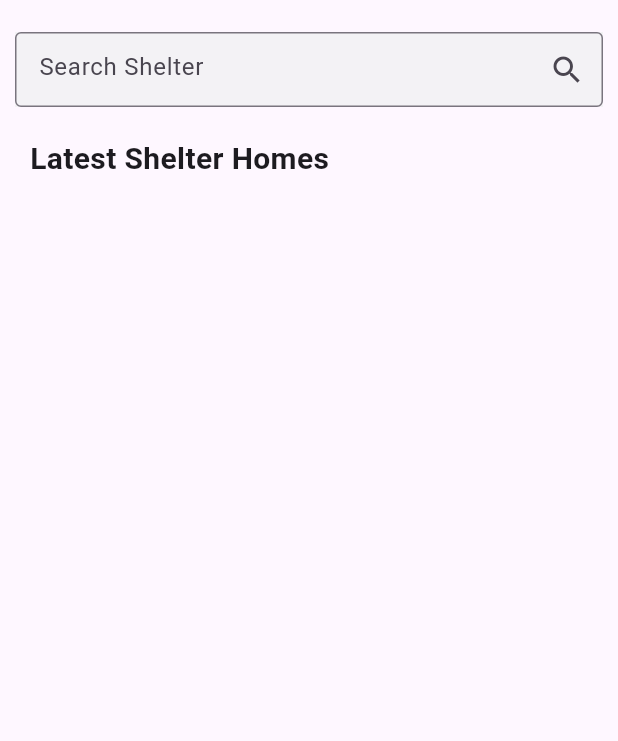
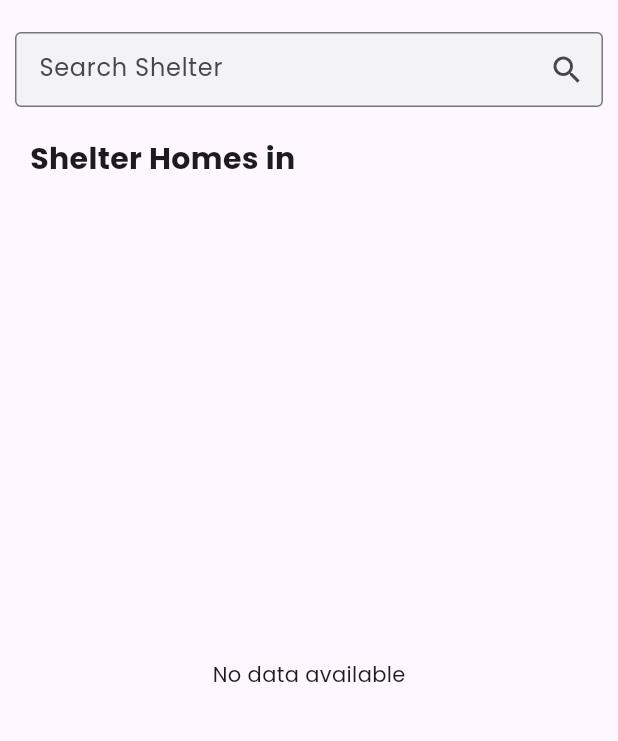
Before and after one commit to pawanbhayde/homeconnect, a Flutter app: the SearchHomeShelter screen opened directly, on a phone screen of 412 x 824 dp, the part 67-808 px from its top. Run offline on Flutter 3.47's test engine with Material 3 defaults, Android fonts, the phone set to English and light mode, and no system bars; our stand-ins replace carousel_slider, glass, google_fonts, google_sign_in, iconsax, image_cropper and 2 more; accounts and stored records are empty.

Commit message:
Done with search page Donation page and added fonts

```diff
--- a/lib/main.dart
+++ b/lib/main.dart
@@ -3,6 +3,7 @@ import 'package:helpus/apikey.env';
 import 'package:helpus/pages/navigator.dart';
 import 'package:supabase_flutter/supabase_flutter.dart';
 import 'package:helpus/pages/splash_screen.dart';
+import 'package:google_fonts/google_fonts.dart';
 
 Future<void> main() async {
   WidgetsFlutterBinding.ensureInitialized();
@@ -64,6 +65,7 @@ class _MyAppState extends State<MyApp> {
         debugShowCheckedModeBanner: false,
         title: 'Help Us',
         theme: ThemeData(
+          fontFamily: GoogleFonts.poppins().fontFamily,
           useMaterial3: true,
           primarySwatch: Colors.blue,
         ),
--- a/lib/pages/navigator.dart
+++ b/lib/pages/navigator.dart
@@ -13,7 +13,7 @@ class MainNavigation extends StatefulWidget {
 
 class _MainNavigationState extends State<MainNavigation> {
   int selectedPage = 0;
-  final pages = [
+  final List<Widget> pages = [
     const HomePage(),
     const SearchHomeShelter(),
     const ProfileScreen(),
--- a/lib/pages/searchshelter.dart
+++ b/lib/pages/searchshelter.dart
@@ -1,7 +1,31 @@
 import 'package:flutter/material.dart';
+import 'package:helpus/auth/authentication.dart';
+import 'package:helpus/auth/database.dart';
+import 'package:helpus/model/user.dart';
+import 'package:helpus/pages/home_shelter_detail.dart';
+import 'package:helpus/widgets/custom_shalter_card.dart';
 
-class SearchHomeShelter extends StatelessWidget {
+class SearchHomeShelter extends StatefulWidget {
   const SearchHomeShelter({super.key});
+
+  @override
+  State<SearchHomeShelter> createState() => _SearchHomeShelterState();
+}
+
+class _SearchHomeShelterState extends State<SearchHomeShelter> {
+  //get current user
+  UserProfile? user;
+  String searchTerm = '';
+
+  @override
+  void initState() {
+    super.initState();
+
+    // Get user profile
+    Authentication.getCurrentUser().then((value) => setState(() {
+          user = value;
+        }));
+  }
 
   @override
   Widget build(BuildContext context) {
@@ -19,15 +43,19 @@ class SearchHomeShelter extends StatelessWidget {
             )),
       ),
 
-      body: SingleChildScrollView(
-        child: Column(
+      body: Column(
         children: [
-            // textfield
+          // Search bar
           Container(
             margin: const EdgeInsets.all(10),
             height: 50,
             color: const Color(0xffF3F2F5),
             child: TextField(
+              onChanged: (value) {
+                setState(() {
+                  searchTerm = value;
+                });
+              },
               decoration: InputDecoration(
                 border: OutlineInputBorder(),
                 hintText: 'Search Shelter',
@@ -40,12 +68,12 @@ class SearchHomeShelter extends StatelessWidget {
           ),
           const SizedBox(height: 10),
           // text
-            const Padding(
+          Padding(
             padding: EdgeInsets.only(left: 20.0),
             child: Align(
               alignment: Alignment.centerLeft,
               child: Text(
-                  'Latest Shelter Homes',
+                'Shelter Homes in ${user!.city}',
                 style: TextStyle(
                   fontSize: 20,
                   fontWeight: FontWeight.bold,
@@ -53,8 +81,64 @@ class SearchHomeShelter extends StatelessWidget {
               ),
             ),
           ),
+          Expanded(
+            child: StreamBuilder(
+              stream: DatabaseService.getShelterStream(),
+              builder: (context, snapshot) {
+                if (snapshot.connectionState == ConnectionState.waiting) {
+                  return Center(
+                    child: CircularProgressIndicator(),
+                  );
+                } else if (snapshot.hasError) {
+                  return Center(
+                    child: Text('An error occurred'),
+                  );
+                } else if (snapshot.hasData) {
+                  //filter data based on search term
+                  final filteredData = (snapshot.data as List).where((shelter) {
+                    return (shelter['name'] as String)
+                        .toLowerCase()
+                        .contains(searchTerm.toLowerCase());
+                  }).toList();
+
+                  if (filteredData.length == 0) {
+                    return Center(
+                      child: Text('No data available'),
+                    );
+                  } else {
+                    return ListView.builder(
+                      physics: const BouncingScrollPhysics(),
+                      scrollDirection: Axis.vertical,
+                      itemCount: filteredData.length,
+                      itemBuilder: (context, index) {
+                        return LatestShelter(
+                          title: filteredData[index]['name'],
+                          category: filteredData[index]['category'],
+                          //navigate to shelter details page with data when pressed
+                          onPressed: () {
+                            Navigator.push(context,
+                                MaterialPageRoute(builder: (context) {
+                              return HomeShelterDetails(
+                                id: filteredData[index]['id'],
+                                title: filteredData[index]['name'],
+                                category: filteredData[index]['category'],
+                                phone: filteredData[index]['phone'],
+                              );
+                            }));
+                          },
+                        );
+                      },
+                    );
+                  }
+                } else {
+                  return Center(
+                    child: Text('Unknown state'),
+                  );
+                }
+              },
+            ),
+          ),
         ],
-        ),
       ),
     );
   }
--- a/pubspec.yaml
+++ b/pubspec.yaml
@@ -42,6 +42,7 @@ dependencies:
   line_awesome_flutter: ^2.0.0
   image_picker: ^0.8.4+4
   image_cropper: ^5.0.0
+  google_fonts: ^6.1.0
 
 dev_dependencies:
   flutter_test:
```
Also changed, not shown: lib/auth/database.dart (+25 -10 lines), lib/pages/donation_category.dart (+52 -13 lines), lib/pages/home_page.dart (+24 -18 lines), pubspec.lock. Lines whose indentation alone changed are shown as unchanged.
